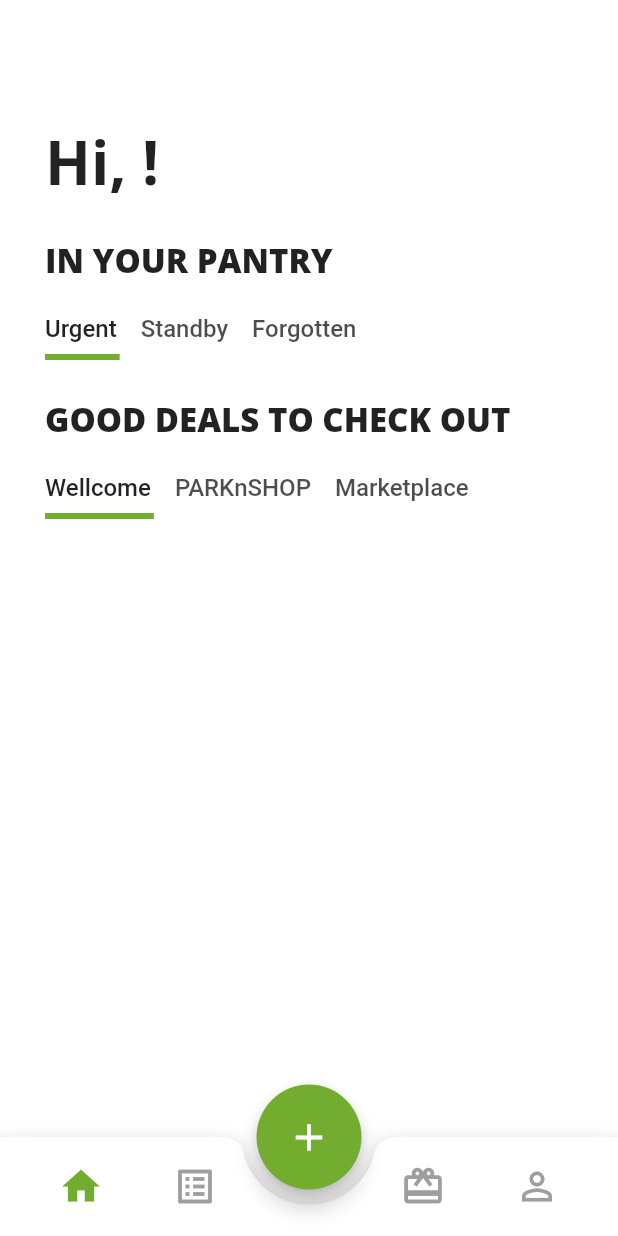
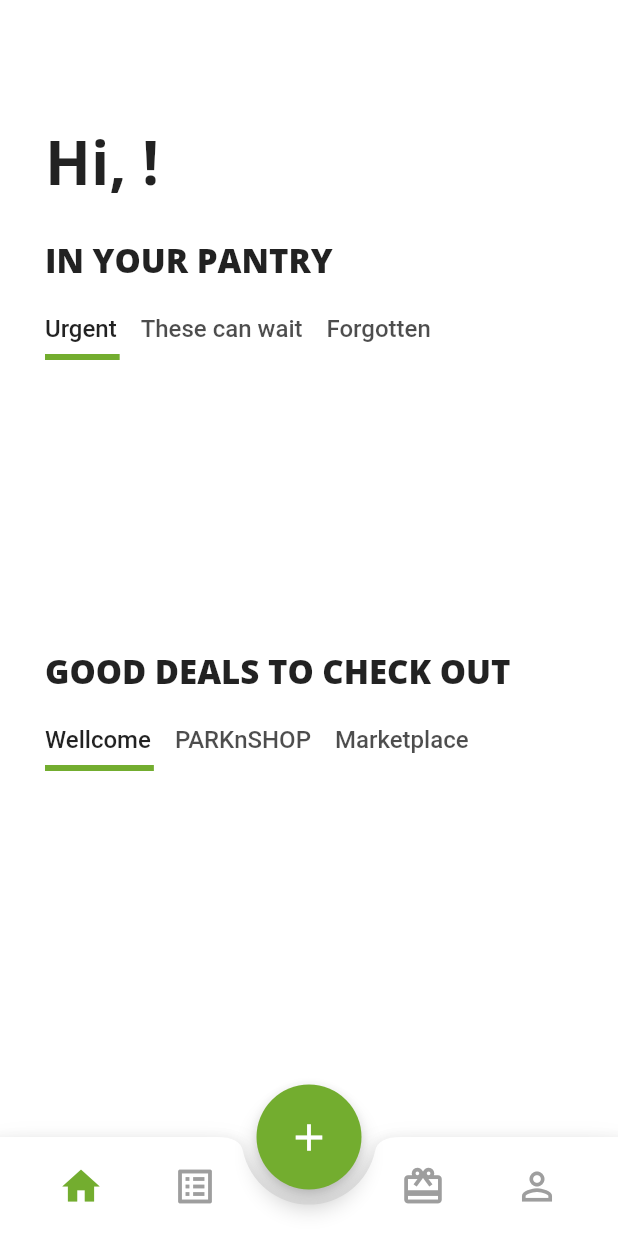
Before and after one commit to regexyl/ecogro, a Flutter app: the Registration screen opened directly, after a tap on "Create account", on a phone screen of 412 x 824 dp. Run offline on Flutter 3.47's test engine with Material 2 defaults, Android fonts, the light colour scheme and no system bars; our stand-ins replace cloud_firestore, firebase_analytics, firebase_auth, firebase_core, flutter_icons, flutter_screenutil and 2 more; accounts and stored records are empty; network calls fail; project files that could hold a hidden picture were left out.

Commit message:
added cards for 'in your pantry'

```diff
--- a/lib/pages/home.dart
+++ b/lib/pages/home.dart
@@ -8,6 +8,7 @@ import 'package:firebase_auth/firebase_auth.dart';
 import 'package:cloud_firestore/cloud_firestore.dart';
 import 'package:ecogro/utils/authentication.dart';
 import 'package:ecogro/widgets/tab_menu.dart';
+import 'package:ecogro/widgets/item_card.dart';
 
 class Home extends StatefulWidget {
   @override
@@ -15,12 +16,15 @@ class Home extends StatefulWidget {
 }
 
 class _HomeState extends State<Home> {
+
+  // Save user ID to state
   @override
   void initState() {
     super.initState();
      _getCurrentUID(context);
   }
 
+  // Get current user ID
   String _uid;
   Future<String> _getCurrentUID(BuildContext context) async {
     final uid = await context.read<AuthenticationService>().getCurrentUID();
@@ -77,11 +81,15 @@ class _HomeState extends State<Home> {
                     Row(
                       mainAxisAlignment: MainAxisAlignment.start,
                       children: [
-                        TabMenu(['Urgent', 'Standby', 'Forgotten'])
+                        TabMenu(['Urgent', 'These can wait', 'Forgotten'])
                       ],
                     ),
                     Container(
-                      height: 20.0,
+                      height: 8.0,
+                    ),
+                    ItemCard(),
+                    Container(
+                      height: 30.0,
                     ),
                     Row(
                       children: [
--- a/lib/utils/constants.dart
+++ b/lib/utils/constants.dart
@@ -2,5 +2,6 @@ import 'package:flutter/material.dart';
 
 class Constants {
   static final Color primaryColor = Color.fromRGBO(115, 173, 47, 1);
+  static final Color yellowColor = Color.fromRGBO(250,195,50, 1);
   static final Color greyColor = Color.fromRGBO(247, 247, 249, 1);
 }
--- /dev/null
+++ b/lib/widgets/item_card.dart
@@ -0,0 +1,124 @@
+import 'package:intl/intl.dart';
+import 'package:flutter/material.dart';
+import 'package:provider/provider.dart';
+import 'package:flutter_svg/flutter_svg.dart';
+import 'package:cloud_firestore/cloud_firestore.dart';
+import 'package:ecogro/utils/authentication.dart';
+import 'package:ecogro/utils/constants.dart';
+
+class ItemCard extends StatefulWidget {
+  @override
+  _ItemCardState createState() => _ItemCardState();
+}
+
+
+class _ItemCardState extends State<ItemCard> {
+  final String ellipseBottomSVG = 'assets/svg/ellipse_bottom.svg';
+  final String ellipseTopSVG = 'assets/svg/ellipse_top.svg';
+
+  // Save user ID to state
+  @override
+  void initState() {
+    super.initState();
+    _getCurrentUID(context);
+  }
+
+  // Get current user ID
+  String _uid;
+  Future<String> _getCurrentUID(BuildContext context) async {
+    final uid = await context.read<AuthenticationService>().getCurrentUID();
+    setState(() {
+      _uid = uid;
+    });
+    return uid;
+  }
+
+  @override
+  Widget build(BuildContext context) {
+    CollectionReference items = FirebaseFirestore.instance.collection('items');
+
+    return FutureBuilder<QuerySnapshot>(
+        future: items.where('uid', isEqualTo: _uid).get(),
+        builder: (BuildContext context, AsyncSnapshot<QuerySnapshot> snapshot) {
+          if (snapshot.hasError) {
+            return Text("Something went wrong");
+          }
+
+          if (snapshot.connectionState == ConnectionState.done) {
+            List<Map<String, dynamic>> cards = [];
+            cards = snapshot.data.docs.map((doc) => doc.data()).toList();
+
+            return Container(
+              height: 150,
+              child: ListView.builder(
+                scrollDirection: Axis.horizontal,
+                padding: EdgeInsets.only(right: 6),
+                itemCount: cards.length,
+                itemBuilder: (context, index) {
+                  return Container(
+                    margin: EdgeInsets.only(right: 10),
+                    // height: 199,
+                    width: 344,
+                    decoration: BoxDecoration(
+                      borderRadius: BorderRadius.circular(28),
+                      color: Constants.primaryColor,
+                    ),
+                    child: Stack(
+                      children: <Widget>[
+                        Positioned(
+                          bottom: 0,
+                          right: -5,
+                          child: SvgPicture.asset(ellipseBottomSVG, color: Colors.white60,),
+                        ),
+                        Positioned(
+                          top: -2,
+                          right: 0,
+                          child: SvgPicture.asset(ellipseTopSVG, color: Constants.yellowColor, height: 80,),
+                        ),
+                        Positioned( // Name of item
+                          left: 24,
+                          top: 22,
+                          child: Text('${cards[index]['name']}', style: TextStyle(color: Colors.white, fontWeight: FontWeight.bold, fontSize: 20),),
+                        ),
+                        Positioned( // Quantity left
+                          left: 24,
+                          top: 50,
+                          child: Text('Quantity: ${cards[index]['quantity']}', style: TextStyle(fontSize: 16, fontWeight: FontWeight.w700,  color: Colors.white)),
+                        ),
+                        Positioned( // Store purchased at
+                          left: 24,
+                          top: 88,
+                          child: Text('${cards[index]['store']}', style: TextStyle(fontSize: 18, fontWeight: FontWeight.w600, color: Colors.white)),
+                        ),
+                        Positioned( // Date of purchase
+                          left: 24,
+                          top: 110,
+                          child: Text('Bought on ${DateFormat('yyyy-MM-dd').format(DateTime.parse(cards[index]['purchaseDate'].toDate().toString()))}', style: TextStyle(fontSize: 14, fontWeight: FontWeight.w600, color: Colors.white)),
+                        ),
+                        Positioned( // Days left to expiry
+                          right: 26,
+                          top: 4,
+                          child: Text('${DateTime.parse(cards[index]['expiryDate'].toDate().toString()).difference(DateTime.now()).inDays}', style: TextStyle(fontSize: 24, fontWeight: FontWeight.w900),),
+                        ),
+                        Positioned( // Text - 'DAY/DAYS LEFT'
+                          right: 20,
+                          top: 34,
+                          child: Text(
+                            (DateTime.parse(cards[index]['expiryDate'].toDate().toString()).difference(DateTime.now()).inDays == 1 ? 'DAY\nLEFT' : 'DAYS\nLEFT'),
+                            style: TextStyle(fontSize: 10, fontWeight: FontWeight.w900), textAlign: TextAlign.center)
+                        ),
+                        Positioned( // Item image
+                          right: 24,
+                          bottom: 30,
+                          child: Text('item image'),
+                        ),
+                      ],
+                    ),
+                  );
+                },
+              ),
+            );
+          }
+        });
+  }
+}
```
Also changed, not shown: assets/svg/ellipse_bottom.svg (added), assets/svg/ellipse_top.svg (added).
